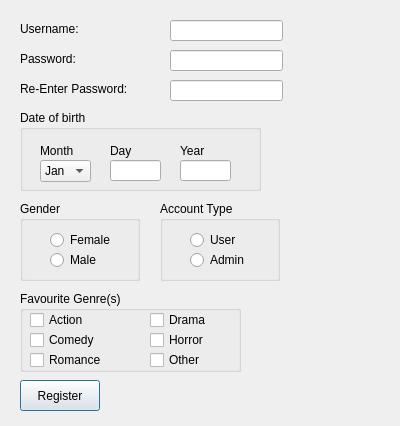
Old version of the form CinemaProject/CinemaProject/registrationwindow.ui in the repository daliaeissa/QT-Assignment-1.
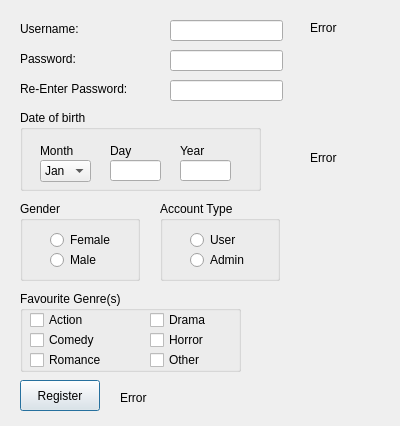
New version of the form.

What changed in the file:
```diff
--- a/CinemaProject/CinemaProject/registrationwindow.ui
+++ b/CinemaProject/CinemaProject/registrationwindow.ui
@@ -171,7 +171,7 @@
     <rect>
      <x>20</x>
      <y>81</y>
-     <width>111</width>
+     <width>121</width>
      <height>16</height>
     </rect>
    </property>
@@ -412,6 +412,45 @@
     <string>Password: </string>
    </property>
   </widget>
+  <widget class="QLabel" name="usernameerrorlabel">
+   <property name="geometry">
+    <rect>
+     <x>310</x>
+     <y>20</y>
+     <width>58</width>
+     <height>16</height>
+    </rect>
+   </property>
+   <property name="text">
+    <string>Error</string>
+   </property>
+  </widget>
+  <widget class="QLabel" name="ageerrorlabel">
+   <property name="geometry">
+    <rect>
+     <x>310</x>
+     <y>150</y>
+     <width>58</width>
+     <height>16</height>
+    </rect>
+   </property>
+   <property name="text">
+    <string>Error</string>
+   </property>
+  </widget>
+  <widget class="QLabel" name="registererrorlabel">
+   <property name="geometry">
+    <rect>
+     <x>120</x>
+     <y>390</y>
+     <width>58</width>
+     <height>16</height>
+    </rect>
+   </property>
+   <property name="text">
+    <string>Error</string>
+   </property>
+  </widget>
  </widget>
  <resources/>
  <connections/>
```
